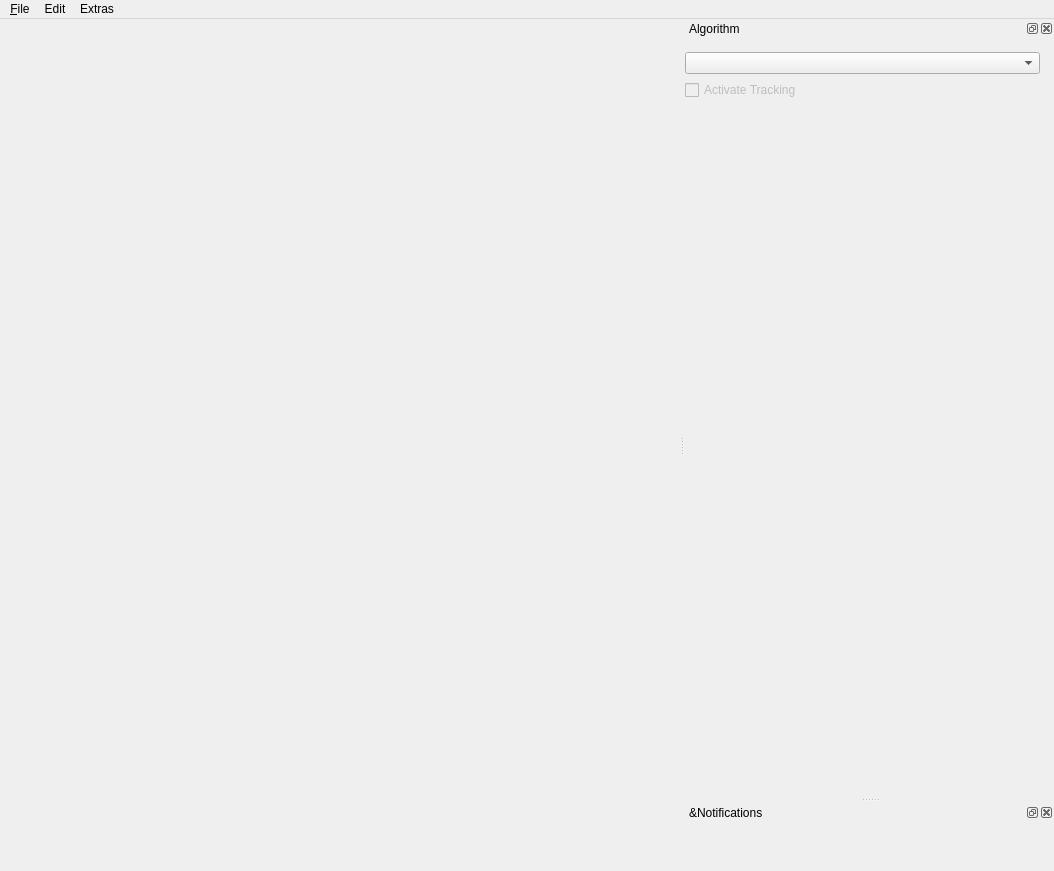
Old version of the form BioTracker/CoreApp/BioTracker/View/MainWindow.ui in the repository BioroboticsLab/biotracker_core.
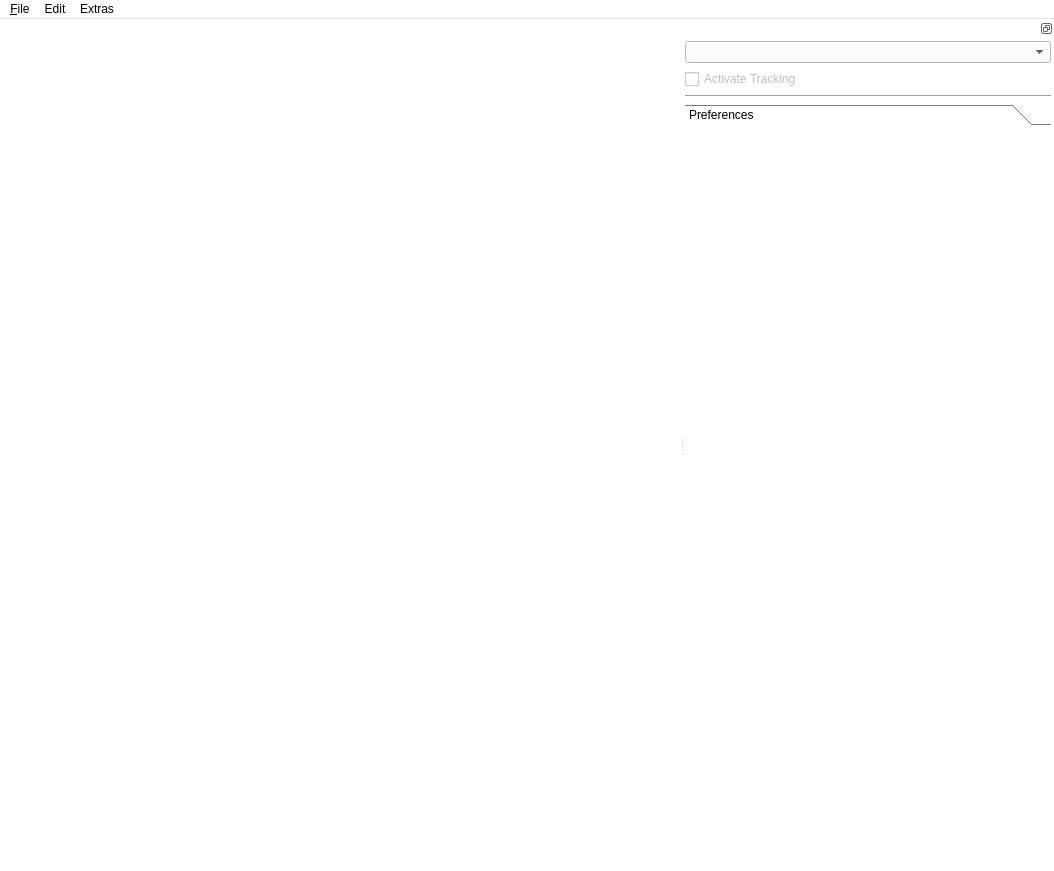
New version of the form.

Commit message: added notification to mainwindow additionaly minor layout changes added shortcuts most of for video control functionalities

The edit to the form file:
```diff
--- a/BioTracker/CoreApp/BioTracker/View/MainWindow.ui
+++ b/BioTracker/CoreApp/BioTracker/View/MainWindow.ui
@@ -10,6 +10,70 @@
     <height>871</height>
    </rect>
   </property>
+  <property name="palette">
+   <palette>
+    <active>
+     <colorrole role="Base">
+      <brush brushstyle="SolidPattern">
+       <color alpha="255">
+        <red>255</red>
+        <green>255</green>
+        <blue>255</blue>
+       </color>
+      </brush>
+     </colorrole>
+     <colorrole role="Window">
+      <brush brushstyle="SolidPattern">
+       <color alpha="255">
+        <red>255</red>
+        <green>255</green>
+        <blue>255</blue>
+       </color>
+      </brush>
+     </colorrole>
+    </active>
+    <inactive>
+     <colorrole role="Base">
+      <brush brushstyle="SolidPattern">
+       <color alpha="255">
+        <red>255</red>
+        <green>255</green>
+        <blue>255</blue>
+       </color>
+      </brush>
+     </colorrole>
+     <colorrole role="Window">
+      <brush brushstyle="SolidPattern">
+       <color alpha="255">
+        <red>255</red>
+        <green>255</green>
+        <blue>255</blue>
+       </color>
+      </brush>
+     </colorrole>
+    </inactive>
+    <disabled>
+     <colorrole role="Base">
+      <brush brushstyle="SolidPattern">
+       <color alpha="255">
+        <red>255</red>
+        <green>255</green>
+        <blue>255</blue>
+       </color>
+      </brush>
+     </colorrole>
+     <colorrole role="Window">
+      <brush brushstyle="SolidPattern">
+       <color alpha="255">
+        <red>255</red>
+        <green>255</green>
+        <blue>255</blue>
+       </color>
+      </brush>
+     </colorrole>
+    </disabled>
+   </palette>
+  </property>
   <property name="windowTitle">
    <string>BioTracker</string>
   </property>
@@ -221,8 +285,105 @@
      <height>0</height>
     </size>
    </property>
+   <property name="palette">
+    <palette>
+     <active>
+      <colorrole role="Button">
+       <brush brushstyle="SolidPattern">
+        <color alpha="255">
+         <red>255</red>
+         <green>255</green>
+         <blue>255</blue>
+        </color>
+       </brush>
+      </colorrole>
+      <colorrole role="Base">
+       <brush brushstyle="SolidPattern">
+        <color alpha="255">
+         <red>255</red>
+         <green>255</green>
+         <blue>255</blue>
+        </color>
+       </brush>
+      </colorrole>
+      <colorrole role="Window">
+       <brush brushstyle="SolidPattern">
+        <color alpha="255">
+         <red>255</red>
+         <green>255</green>
+         <blue>255</blue>
+        </color>
+       </brush>
+      </colorrole>
+     </active>
+     <inactive>
+      <colorrole role="Button">
+       <brush brushstyle="SolidPattern">
+        <color alpha="255">
+         <red>255</red>
+         <green>255</green>
+         <blue>255</blue>
+        </color>
+       </brush>
+      </colorrole>
+      <colorrole role="Base">
+       <brush brushstyle="SolidPattern">
+        <color alpha="255">
+         <red>255</red>
+         <green>255</green>
+         <blue>255</blue>
+        </color>
+       </brush>
+      </colorrole>
+      <colorrole role="Window">
+       <brush brushstyle="SolidPattern">
+        <color alpha="255">
+         <red>255</red>
+         <green>255</green>
+         <blue>255</blue>
+        </color>
+       </brush>
+      </colorrole>
+     </inactive>
+     <disabled>
+      <colorrole role="Button">
+       <brush brushstyle="SolidPattern">
+        <color alpha="255">
+         <red>255</red>
+         <green>255</green>
+         <blue>255</blue>
+        </color>
+       </brush>
+      </colorrole>
+      <colorrole role="Base">
+       <brush brushstyle="SolidPattern">
+        <color alpha="255">
+         <red>255</red>
+         <green>255</green>
+         <blue>255</blue>
+        </color>
+       </brush>
+      </colorrole>
+      <colorrole role="Window">
+       <brush brushstyle="SolidPattern">
+        <color alpha="255">
+         <red>255</red>
+         <green>255</green>
+         <blue>255</blue>
+        </color>
+       </brush>
+      </colorrole>
+     </disabled>
+    </palette>
+   </property>
+   <property name="floating">
+    <bool>false</bool>
+   </property>
+   <property name="features">
+    <set>QDockWidget::DockWidgetFloatable|QDockWidget::DockWidgetMovable</set>
+   </property>
    <property name="windowTitle">
-    <string>Algorithm</string>
+    <string/>
    </property>
    <attribute name="dockWidgetArea">
     <number>2</number>
@@ -236,7 +397,7 @@
     </property>
     <layout class="QVBoxLayout" name="verticalLayout_3">
      <property name="spacing">
-      <number>2</number>
+      <number>6</number>
      </property>
      <property name="leftMargin">
       <number>0</number>
@@ -251,103 +412,138 @@
       <number>3</number>
      </property>
      <item>
-      <widget class="QWidget" name="widget_alg" native="true">
-       <property name="sizePolicy">
-        <sizepolicy hsizetype="Preferred" vsizetype="Minimum">
-         <horstretch>0</horstretch>
-         <verstretch>0</verstretch>
-        </sizepolicy>
+      <widget class="QComboBox" name="comboBox_TrackerSelect"/>
+     </item>
+     <item>
+      <widget class="QCheckBox" name="checkBox_TrackingActivated">
+       <property name="enabled">
+        <bool>false</bool>
        </property>
-       <property name="minimumSize">
+       <property name="text">
+        <string>Activate Tracking</string>
+       </property>
+       <property name="iconSize">
         <size>
-         <width>0</width>
-         <height>50</height>
+         <width>16</width>
+         <height>16</height>
         </size>
        </property>
-       <layout class="QVBoxLayout" name="verticalLayout_5">
-        <property name="leftMargin">
-         <number>0</number>
+      </widget>
+     </item>
+     <item>
+      <widget class="Line" name="line">
+       <property name="orientation">
+        <enum>Qt::Horizontal</enum>
+       </property>
+      </widget>
+     </item>
+     <item>
+      <widget class="QToolBox" name="toolBox">
+       <property name="frameShape">
+        <enum>QFrame::NoFrame</enum>
+       </property>
+       <property name="lineWidth">
+        <number>1</number>
+       </property>
+       <property name="currentIndex">
+        <number>0</number>
+       </property>
+       <widget class="QWidget" name="preferencesTool">
+        <property name="geometry">
+         <rect>
+          <x>0</x>
+          <y>0</y>
+          <width>366</width>
+          <height>737</height>
+         </rect>
         </property>
-        <item>
-         <widget class="QComboBox" name="comboBox_TrackerSelect"/>
-        </item>
-        <item>
-         <widget class="QCheckBox" name="checkBox_TrackingActivated">
-          <property name="enabled">
-           <bool>false</bool>
-          </property>
-          <property name="text">
-           <string>Activate Tracking</string>
-          </property>
-         </widget>
-        </item>
-        <item>
-         <layout class="QHBoxLayout" name="horizontalLayout">
-          <item>
-           <widget class="QWidget" name="widgetParameterAreaOuterCanvas" native="true">
-            <property name="sizePolicy">
-             <sizepolicy hsizetype="Expanding" vsizetype="Preferred">
-              <horstretch>0</horstretch>
-              <verstretch>0</verstretch>
-             </sizepolicy>
+        <attribute name="label">
+         <string>Preferences</string>
+        </attribute>
+        <layout class="QVBoxLayout" name="verticalLayout_4">
+         <property name="leftMargin">
+          <number>0</number>
+         </property>
+         <property name="topMargin">
+          <number>0</number>
+         </property>
+         <property name="rightMargin">
+          <number>0</number>
+         </property>
+         <property name="bottomMargin">
+          <number>0</number>
+         </property>
+         <item>
+          <widget class="QWidget" name="widget_alg" native="true">
+           <property name="sizePolicy">
+            <sizepolicy hsizetype="Preferred" vsizetype="Minimum">
+             <horstretch>0</horstretch>
+             <verstretch>0</verstretch>
+            </sizepolicy>
+           </property>
+           <property name="minimumSize">
+            <size>
+             <width>0</width>
+             <height>50</height>
+            </size>
+           </property>
+           <layout class="QVBoxLayout" name="verticalLayout_5">
+            <property name="spacing">
+             <number>5</number>
             </property>
-            <layout class="QHBoxLayout" name="horizontalLayout_2">
-             <property name="leftMargin">
-              <number>0</number>
-             </property>
-             <property name="topMargin">
-              <number>0</number>
-             </property>
-             <property name="rightMargin">
-              <number>0</number>
-             </property>
-             <property name="bottomMargin">
-              <number>0</number>
-             </property>
-             <item>
-              <layout class="QHBoxLayout" name="widgetParameterAreaLayout">
-               <item>
-                <widget class="QWidget" name="widgetParameterAreaInnerCanvas" native="true">
-                 <property name="sizePolicy">
-                  <sizepolicy hsizetype="Expanding" vsizetype="Preferred">
-                   <horstretch>0</horstretch>
-                   <verstretch>0</verstretch>
-                  </sizepolicy>
+            <property name="leftMargin">
+             <number>0</number>
+            </property>
+            <property name="topMargin">
+             <number>0</number>
+            </property>
+            <property name="rightMargin">
+             <number>0</number>
+            </property>
+            <property name="bottomMargin">
+             <number>0</number>
+            </property>
+            <item>
+             <layout class="QHBoxLayout" name="horizontalLayout">
+              <property name="spacing">
+               <number>0</number>
+              </property>
+              <item>
+               <widget class="QWidget" name="widgetParameterAreaOuterCanvas" native="true">
+                <property name="sizePolicy">
+                 <sizepolicy hsizetype="Expanding" vsizetype="Preferred">
+                  <horstretch>0</horstretch>
+                  <verstretch>0</verstretch>
+                 </sizepolicy>
+                </property>
+                <layout class="QHBoxLayout" name="horizontalLayout_2">
+                 <property name="leftMargin">
+                  <number>0</number>
                  </property>
-                </widget>
-               </item>
-              </layout>
-             </item>
-            </layout>
-           </widget>
-          </item>
-         </layout>
-        </item>
-       </layout>
+                 <property name="topMargin">
+                  <number>0</number>
+                 </property>
+                 <property name="rightMargin">
+                  <number>0</number>
+                 </property>
+                 <property name="bottomMargin">
+                  <number>0</number>
+                 </property>
+                </layout>
+               </widget>
+              </item>
+             </layout>
+            </item>
+           </layout>
+          </widget>
+         </item>
+        </layout>
+       </widget>
       </widget>
      </item>
     </layout>
    </widget>
   </widget>
-  <widget class="QDockWidget" name="dockWidgetNotification">
-   <property name="floating">
-    <bool>false</bool>
-   </property>
-   <property name="windowTitle">
-    <string>&amp;Notifications</string>
-   </property>
-   <attribute name="dockWidgetArea">
-    <number>2</number>
-   </attribute>
-   <widget class="QWidget" name="dockWidgetNotificationContents">
-    <property name="sizePolicy">
-     <sizepolicy hsizetype="Expanding" vsizetype="Expanding">
-      <horstretch>0</horstretch>
-      <verstretch>0</verstretch>
-     </sizepolicy>
-    </property>
-   </widget>
-  </widget>
   <action name="actionOpen_Video">
    <property name="text">
     <string>Open &amp;Video...</string>
```
The commit also changes 8 other files.
